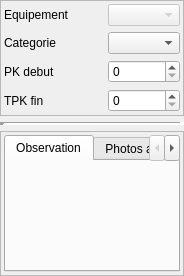
Before: the Qt Designer form Lamia/toolprepro/vnf/lamiavnf_desordre_tool_ui.ui in Artelia/Lamia, drawn with Qt 5.
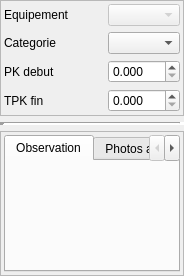
After: the same form once the commit is applied.

The edit to the form file:
```diff
--- a/Lamia/toolprepro/vnf/lamiavnf_desordre_tool_ui.ui
+++ b/Lamia/toolprepro/vnf/lamiavnf_desordre_tool_ui.ui
@@ -43,12 +43,6 @@
         </property>
        </widget>
       </item>
-      <item row="3" column="1">
-       <widget class="QSpinBox" name="spinBox_pkfin"/>
-      </item>
-      <item row="2" column="1">
-       <widget class="QSpinBox" name="spinBox_pkdebut"/>
-      </item>
       <item row="1" column="1">
        <widget class="QComboBox" name="comboBox_des_cat"/>
       </item>
@@ -73,6 +67,20 @@
         </property>
        </widget>
       </item>
+      <item row="2" column="1">
+       <widget class="QDoubleSpinBox" name="doubleSpinBox_pkdebut">
+        <property name="decimals">
+         <number>3</number>
+        </property>
+       </widget>
+      </item>
+      <item row="3" column="1">
+       <widget class="QDoubleSpinBox" name="doubleSpinBox_pkfin">
+        <property name="decimals">
+         <number>3</number>
+        </property>
+       </widget>
+      </item>
      </layout>
     </widget>
    </item>
```
